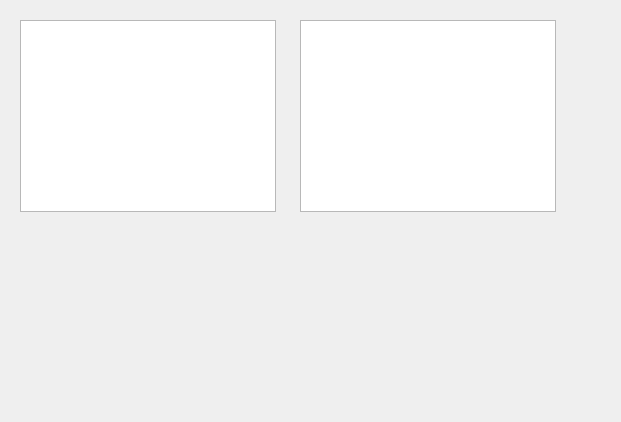
Before: the Qt Designer form bnFileSystemModel/bnfilesystem.ui in bnoden/qt3, drawn with Qt 5.
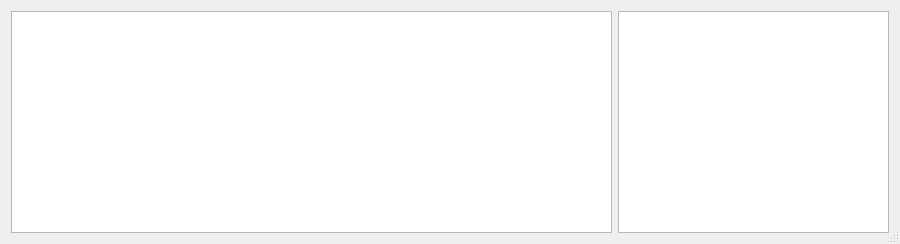
After: the same form once the commit is applied.

```diff
--- a/bnFileSystemModel/bnfilesystem.ui
+++ b/bnFileSystemModel/bnfilesystem.ui
@@ -6,33 +6,38 @@
    <rect>
     <x>0</x>
     <y>0</y>
-    <width>621</width>
-    <height>422</height>
+    <width>900</width>
+    <height>244</height>
    </rect>
   </property>
   <property name="windowTitle">
    <string>bnFileSystem</string>
   </property>
+  <property name="sizeGripEnabled">
+   <bool>true</bool>
+  </property>
+  <layout class="QHBoxLayout" name="horizontalLayout">
+   <item>
   <widget class="QTreeView" name="treeView">
-   <property name="geometry">
-    <rect>
-     <x>20</x>
-     <y>20</y>
-     <width>256</width>
-     <height>192</height>
-    </rect>
-   </property>
-  </widget>
+     <property name="minimumSize">
+      <size>
+       <width>601</width>
+       <height>0</height>
+      </size>
+     </property>
+    </widget>
+   </item>
+   <item>
   <widget class="QListView" name="listView">
-   <property name="geometry">
-    <rect>
-     <x>300</x>
-     <y>20</y>
-     <width>256</width>
-     <height>192</height>
-    </rect>
-   </property>
-  </widget>
+     <property name="minimumSize">
+      <size>
+       <width>161</width>
+       <height>0</height>
+      </size>
+     </property>
+    </widget>
+   </item>
+  </layout>
  </widget>
  <layoutdefault spacing="6" margin="11"/>
  <resources/>
```
Lines whose indentation alone changed are shown as unchanged.
